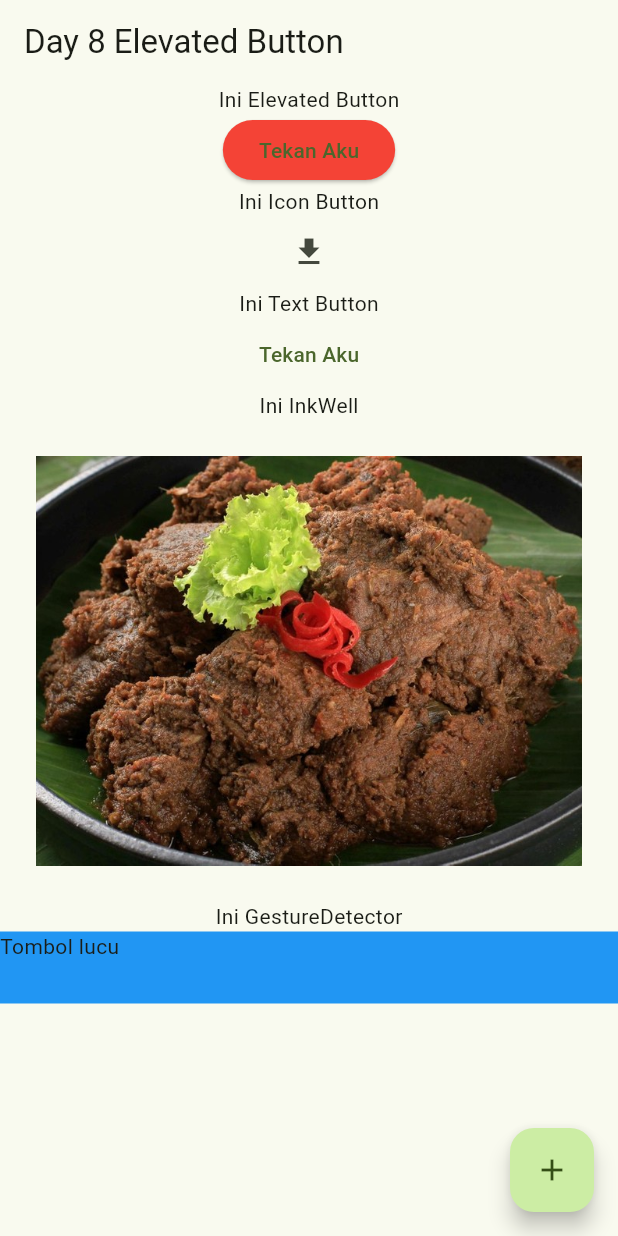
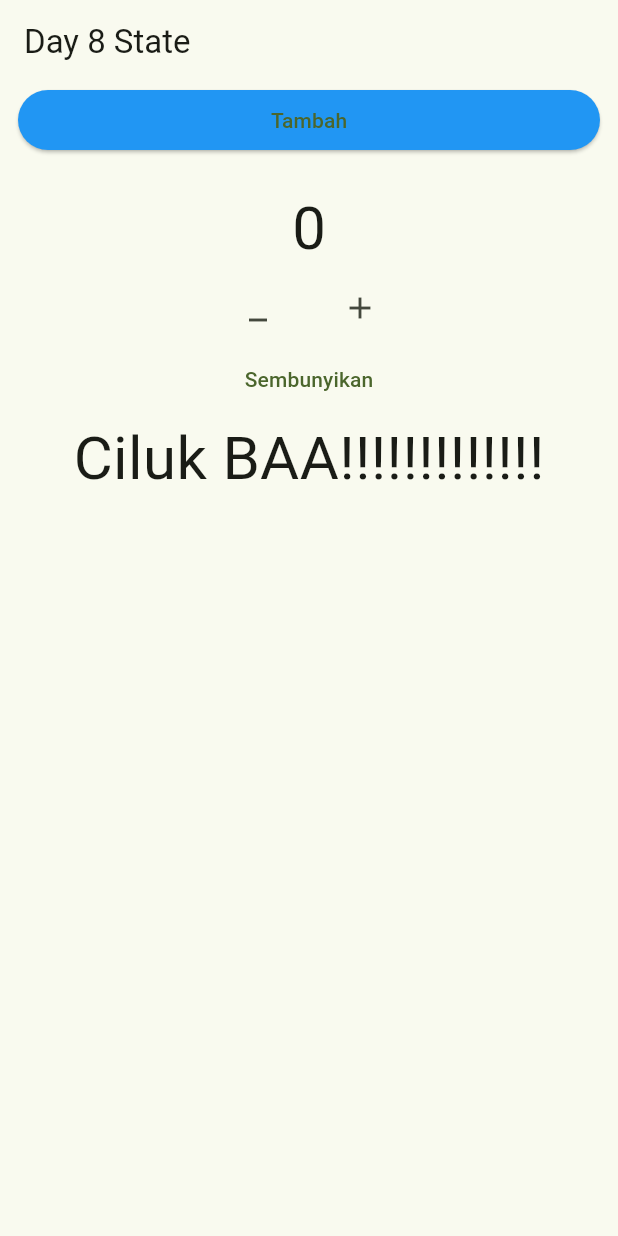
Before and after one commit to hrd-24/ppkd_b_3, a Flutter app: the screen it shows after launch, on a phone screen of 412 x 824 dp. Run offline on Flutter 3.47's test engine with Material 3 defaults, Android fonts, the phone set to English and light mode, and no system bars.

Commit message:
Day 8 setState logic

```diff
--- /dev/null
+++ b/lib/day_8/state.dart
@@ -0,0 +1,77 @@
+import 'package:flutter/material.dart';
+
+class Day8State extends StatefulWidget {
+  const Day8State({super.key});
+
+  @override
+  State<Day8State> createState() => _Day8StateState();
+}
+
+class _Day8StateState extends State<Day8State> {
+  int counter = 0;
+  String name = "Ciluk BAA!!!!!!!!!!!!!";
+  bool showName = true;
+  @override
+  Widget build(BuildContext context) {
+    print("Ulang");
+    return Scaffold(
+      appBar: AppBar(title: Text("Day 8 State")),
+      body: Column(
+        children: [
+          Padding(
+            padding: const EdgeInsets.symmetric(horizontal: 12.0),
+            child: SizedBox(
+              width: double.infinity,
+              child: ElevatedButton(
+                style: ButtonStyle(
+                  backgroundColor: WidgetStateProperty.all<Color>(Colors.blue),
+                ),
+                onPressed: () {
+                  setState(() {});
+                  counter++;
+                  print(counter);
+                },
+                child: Text("Tambah"),
+              ),
+            ),
+          ),
+          SizedBox(height: 20),
+          Text(counter.toString(), style: TextStyle(fontSize: 40)),
+          Row(
+            mainAxisAlignment: MainAxisAlignment.center,
+            children: [
+              IconButton(
+                onPressed: () {
+                  setState(() {});
+                  counter--;
+                  print(counter);
+                },
+                icon: Icon(Icons.minimize),
+              ),
+              SizedBox(width: 20),
+
+              IconButton(
+                onPressed: () {
+                  setState(() {});
+                  counter++;
+                  print(counter);
+                },
+                icon: Icon(Icons.add),
+              ),
+            ],
+          ),
+          TextButton(
+            onPressed: () {
+              setState(() {});
+              showName = !showName;
+              print("showName");
+              print(showName);
+            },
+            child: Text(showName ? "Sembunyikan" : "Tampilkan"),
+          ),
+          showName ? Text(name, style: TextStyle(fontSize: 40)) : SizedBox(),
+        ],
+      ),
+    );
+  }
+}
--- a/lib/main.dart
+++ b/lib/main.dart
@@ -1,5 +1,5 @@
 import 'package:flutter/material.dart';
-import 'package:ppkd_b_3/day_8/elevated_button.dart';
+import 'package:ppkd_b_3/day_8/state.dart';
 
 void main() {
   runApp(const MyApp());
@@ -31,7 +31,7 @@ class MyApp extends StatelessWidget {
         // tested with just a hot reload.
         colorScheme: ColorScheme.fromSeed(seedColor: Colors.lightGreen),
       ),
-      home: Day8ElevatedButton(),
+      home: Day8State(),
 
       ///TEST
     );
```
Also changed, not shown: 1 other file.
